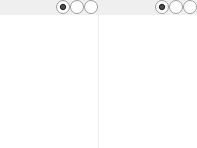
Before: the Qt Designer form src/common/views/programlist.ui in rbarreiros/vstboard, drawn with Qt 5.
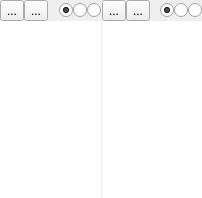
After: the same form once the commit is applied. Icons and pictures are not drawn. Custom widgets are drawn as their Qt base class.

Commit message: can add empty programs +some fixes

The edit to the form file:
```diff
--- a/src/common/views/programlist.ui
+++ b/src/common/views/programlist.ui
@@ -6,8 +6,8 @@
    <rect>
     <x>0</x>
     <y>0</y>
-    <width>197</width>
-    <height>148</height>
+    <width>202</width>
+    <height>198</height>
    </rect>
   </property>
   <property name="windowTitle">
@@ -41,6 +41,46 @@
          <property name="spacing">
           <number>0</number>
          </property>
+         <item>
+          <widget class="QToolButton" name="btAddGroup">
+           <property name="toolTip">
+            <string>Add a group</string>
+           </property>
+           <property name="text">
+            <string>...</string>
+           </property>
+           <property name="icon">
+            <iconset resource="../../resources/resources.qrc">
+             <normaloff>:/img16x16/edit_add.png</normaloff>:/img16x16/edit_add.png</iconset>
+           </property>
+           <property name="iconSize">
+            <size>
+             <width>10</width>
+             <height>10</height>
+            </size>
+           </property>
+          </widget>
+         </item>
+         <item>
+          <widget class="QToolButton" name="btDelGroup">
+           <property name="toolTip">
+            <string>Remove a group</string>
+           </property>
+           <property name="text">
+            <string>...</string>
+           </property>
+           <property name="icon">
+            <iconset resource="../../resources/resources.qrc">
+             <normaloff>:/img16x16/edit_remove.png</normaloff>:/img16x16/edit_remove.png</iconset>
+           </property>
+           <property name="iconSize">
+            <size>
+             <width>10</width>
+             <height>10</height>
+            </size>
+           </property>
+          </widget>
+         </item>
          <item>
           <spacer name="horizontalSpacer_2">
            <property name="orientation">
@@ -126,6 +166,46 @@
          <property name="spacing">
           <number>0</number>
          </property>
+         <item>
+          <widget class="QToolButton" name="btAddProgram">
+           <property name="toolTip">
+            <string>Add a program</string>
+           </property>
+           <property name="text">
+            <string>...</string>
+           </property>
+           <property name="icon">
+            <iconset resource="../../resources/resources.qrc">
+             <normaloff>:/img16x16/edit_add.png</normaloff>:/img16x16/edit_add.png</iconset>
+           </property>
+           <property name="iconSize">
+            <size>
+             <width>10</width>
+             <height>10</height>
+            </size>
+           </property>
+          </widget>
+         </item>
+         <item>
+          <widget class="QToolButton" name="btDelProgram">
+           <property name="toolTip">
+            <string>Remove a program</string>
+           </property>
+           <property name="text">
+            <string>...</string>
+           </property>
+           <property name="icon">
+            <iconset resource="../../resources/resources.qrc">
+             <normaloff>:/img16x16/edit_remove.png</normaloff>:/img16x16/edit_remove.png</iconset>
+           </property>
+           <property name="iconSize">
+            <size>
+             <width>10</width>
+             <height>10</height>
+            </size>
+           </property>
+          </widget>
+         </item>
          <item>
           <spacer name="horizontalSpacer">
            <property name="orientation">
```
Left out of the diff: 81 changed lines with no effect on the pictures. The commit also changes 16 other files.
